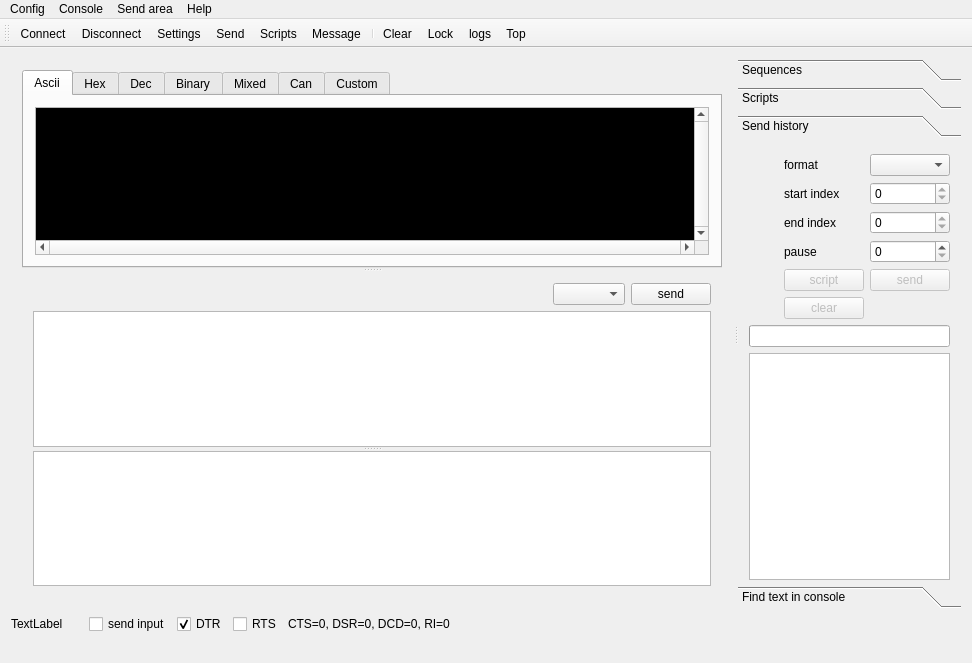
szieke/ScriptCommunicator_serial-terminal, file ScriptCommunicator/mainwindow.ui: the form before one commit.
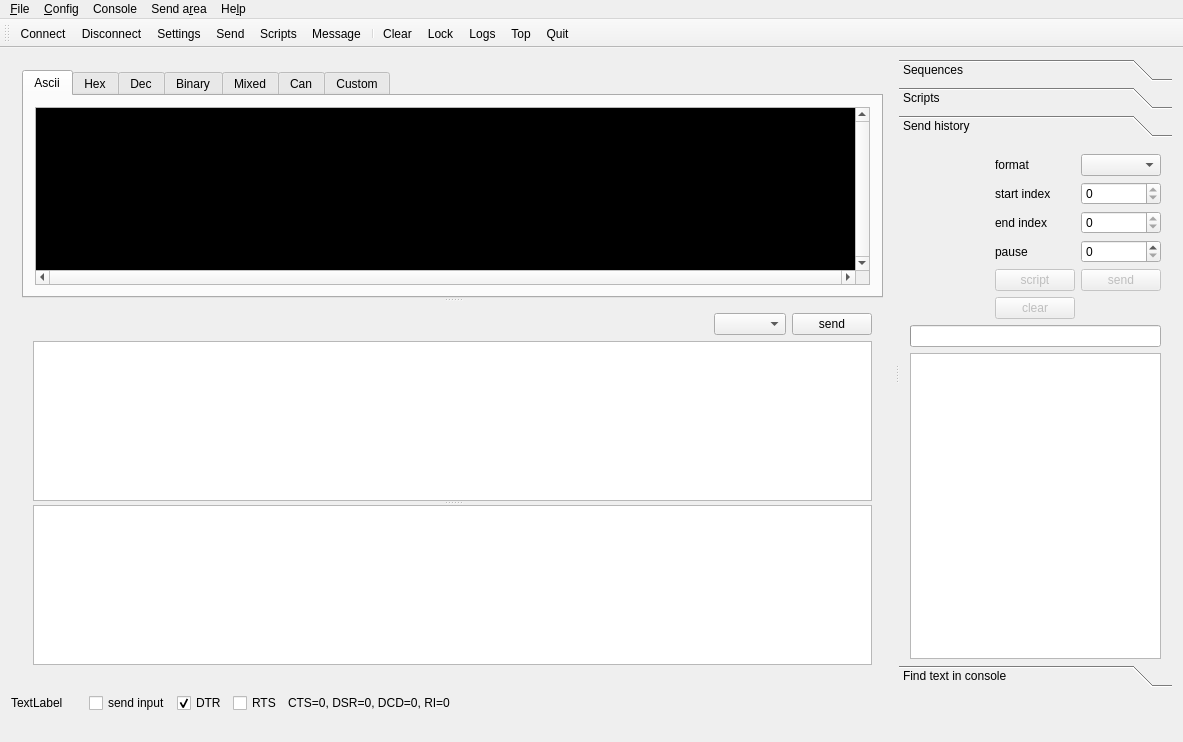
The form after the commit. Icons and pictures are not drawn. Custom widgets are drawn as their Qt base class.

Commit message:
Added Menu Item and Close button.
Added close button to toolbar.
On tiling window managers we usually don't have an X to close a program.
New menu item 'File' with same actions as toolbar.

What changed in the file:
```diff
--- a/ScriptCommunicator/mainwindow.ui
+++ b/ScriptCommunicator/mainwindow.ui
@@ -6,8 +6,8 @@
    <rect>
     <x>0</x>
     <y>0</y>
-    <width>972</width>
-    <height>663</height>
+    <width>1183</width>
+    <height>742</height>
    </rect>
   </property>
   <property name="sizePolicy">
@@ -176,8 +176,8 @@
                 <string>&lt;!DOCTYPE HTML PUBLIC &quot;-//W3C//DTD HTML 4.0//EN&quot; &quot;http://www.w3.org/TR/REC-html40/strict.dtd&quot;&gt;
 &lt;html&gt;&lt;head&gt;&lt;meta name=&quot;qrichtext&quot; content=&quot;1&quot; /&gt;&lt;style type=&quot;text/css&quot;&gt;
 p, li { white-space: pre-wrap; }
-&lt;/style&gt;&lt;/head&gt;&lt;body style=&quot; font-family:'MS Shell Dlg 2'; font-size:8.25pt; font-weight:400; font-style:normal;&quot;&gt;
-&lt;p style=&quot;-qt-paragraph-type:empty; margin-top:0px; margin-bottom:0px; margin-left:0px; margin-right:0px; -qt-block-indent:0; text-indent:0px; font-size:8pt;&quot;&gt;&lt;br /&gt;&lt;/p&gt;&lt;/body&gt;&lt;/html&gt;</string>
+&lt;/style&gt;&lt;/head&gt;&lt;body style=&quot; font-family:'Quantico'; font-size:11pt; font-weight:400; font-style:normal;&quot;&gt;
+&lt;p style=&quot;-qt-paragraph-type:empty; margin-top:0px; margin-bottom:0px; margin-left:0px; margin-right:0px; -qt-block-indent:0; text-indent:0px; font-family:'MS Shell Dlg 2'; font-size:8pt;&quot;&gt;&lt;br /&gt;&lt;/p&gt;&lt;/body&gt;&lt;/html&gt;</string>
                </property>
                <property name="acceptRichText">
                 <bool>false</bool>
@@ -1109,8 +1109,8 @@
          <rect>
           <x>0</x>
           <y>0</y>
-          <width>195</width>
-          <height>434</height>
+          <width>269</width>
+          <height>440</height>
          </rect>
         </property>
         <attribute name="label">
@@ -1566,6 +1566,7 @@
    <addaction name="actionLockScrolling"/>
    <addaction name="actionReopenAllLogs"/>
    <addaction name="actionBringAllToForeground"/>
+   <addaction name="actionQuit"/>
   </widget>
   <widget class="QStatusBar" name="statusBar">
    <property name="sizePolicy">
@@ -1589,13 +1590,13 @@
     <rect>
      <x>0</x>
      <y>0</y>
-     <width>972</width>
-     <height>21</height>
+     <width>1183</width>
+     <height>29</height>
     </rect>
    </property>
    <widget class="QMenu" name="menuHelp">
     <property name="title">
-     <string>Help</string>
+     <string>He&amp;lp</string>
     </property>
     <addaction name="actionManual"/>
     <addaction name="actionVideo"/>
@@ -1610,7 +1611,7 @@
    </widget>
    <widget class="QMenu" name="menuConfig">
     <property name="title">
-     <string>Config</string>
+     <string>&amp;Config</string>
     </property>
     <addaction name="actionLoadPreviosConfig"/>
     <addaction name="actionLoadConfig"/>
@@ -1632,12 +1633,30 @@
    </widget>
    <widget class="QMenu" name="menuSend_area">
     <property name="title">
-     <string>Send area</string>
+     <string>Send a&amp;rea</string>
     </property>
     <addaction name="actionEditScript"/>
     <addaction name="actionAddScript"/>
     <addaction name="actionDebugSequenceScript"/>
    </widget>
+   <widget class="QMenu" name="menu_File">
+    <property name="title">
+     <string>&amp;File</string>
+    </property>
+    <addaction name="actionConnect"/>
+    <addaction name="actionDisconnect"/>
+    <addaction name="actionConfigure"/>
+    <addaction name="actionSending"/>
+    <addaction name="actionScripts"/>
+    <addaction name="actionAddMessage"/>
+    <addaction name="separator"/>
+    <addaction name="actionClear"/>
+    <addaction name="actionLockScrolling"/>
+    <addaction name="actionReopenAllLogs"/>
+    <addaction name="actionBringAllToForeground"/>
+    <addaction name="actionQuit"/>
+   </widget>
+   <addaction name="menu_File"/>
    <addaction name="menuConfig"/>
    <addaction name="menuConsole"/>
    <addaction name="menuSend_area"/>
@@ -1897,7 +1916,7 @@
      <normaloff>:/images/reopen.ico</normaloff>:/images/reopen.ico</iconset>
    </property>
    <property name="text">
-    <string>logs</string>
+    <string>Logs</string>
    </property>
    <property name="toolTip">
     <string>close and reopen all enabled logs (if the 'append time stamp at log file name'
```
Left out of the diff: 66 changed lines with no effect on the pictures. The commit also changes 1 other file.
